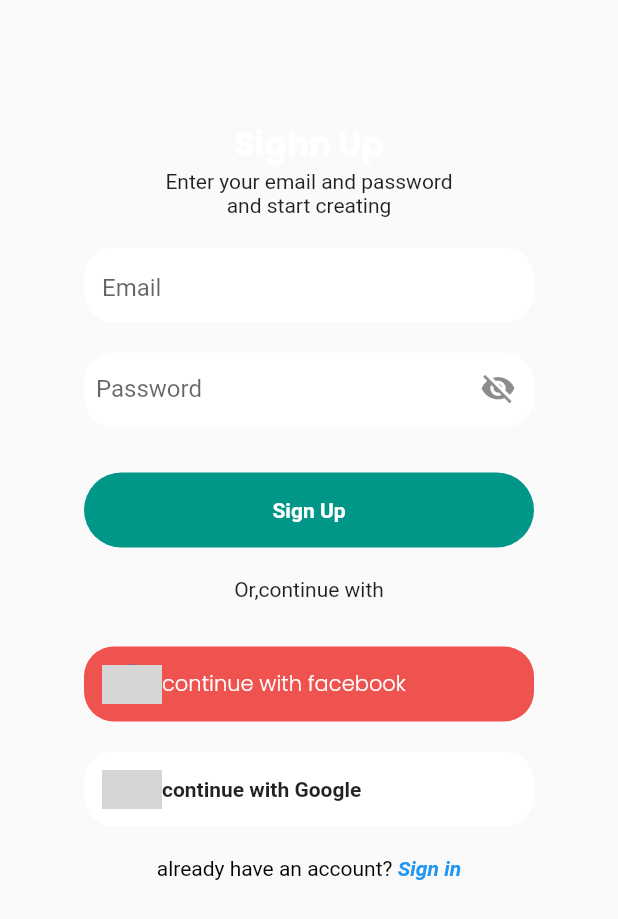
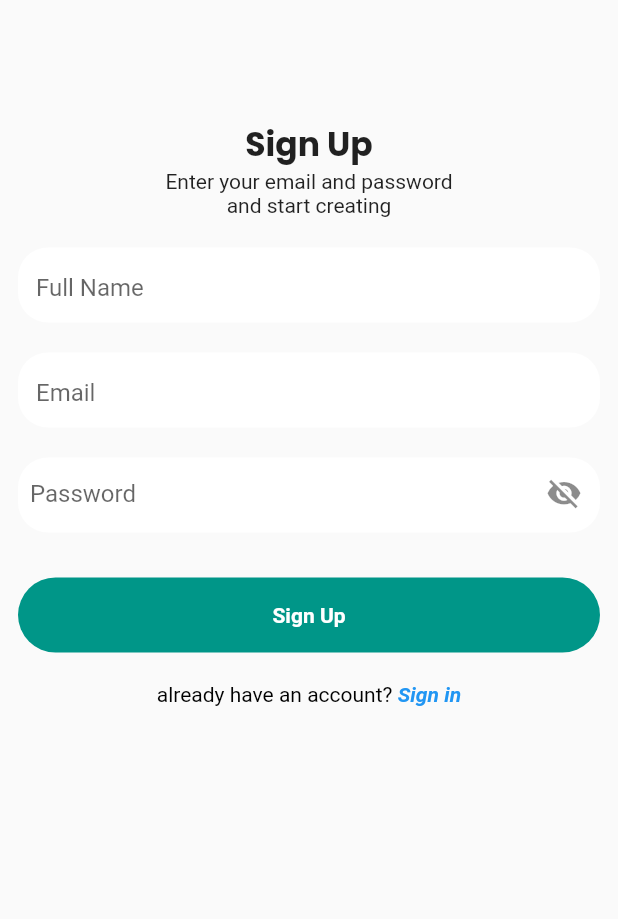
Before and after one commit to JamshaidMallik/amenities_fyp, a Flutter app: the SignUpScreen screen opened directly, on a phone screen of 412 x 824 dp. Shown: the top 919 px of the screen. Run offline on Flutter 3.47's test engine with Material 2 defaults, Android fonts, the phone set to English and light mode, and no system bars; our stand-ins replace awesome_dialog, firebase_core, get, google_fonts; accounts and stored records are empty; grey boxes are pictures that could not be loaded.

Commit message:
login and signup screen set

```diff
--- a/lib/accounts_screen/sign_up_screen.dart
+++ b/lib/accounts_screen/sign_up_screen.dart
@@ -10,30 +10,44 @@ class SignUpScreen extends StatelessWidget {
   Widget build(BuildContext context) {
     return  Scaffold(
       body:Padding(
-        padding: const EdgeInsets.only(top: 80),
+        padding: const EdgeInsets.symmetric(horizontal: 12, vertical: 80, ),
         child: SingleChildScrollView(
           child: Column(
             // mainAxisAlignment: MainAxisAlignment.start,
             crossAxisAlignment: CrossAxisAlignment.center,
             children: [
-              Text(
-                  "Sighn Up",
-                  style: kBigHeadingText
-              ),
-              Text('Enter your email and password'),
-              Text('and start creating'
+              Text("Sign Up", style: kBigHeadingText),
+              const Text('Enter your email and password'),
+              const Text('and start creating'),
+              20.0.height,
+              Container(
+                height: 50,
+                width: double.infinity,
+                decoration: BoxDecoration(
+                  // border: Border.all(color: Colors.grey),
+                    color: kWhiteColor,
+                    borderRadius: BorderRadius.circular(20)),
+                child: const Padding(
+                  padding: EdgeInsets.only(left: 12),
+                  child: TextField(
+                    textAlignVertical: TextAlignVertical.center,
+                    decoration: InputDecoration(
+                        hintText: "Full Name",
+                        border: InputBorder.none
+                    ),
+                  ),
+                ),
               ),
               20.0.height,
               Container(
                 height: 50,
-                width: 300,
+                width: double.infinity,
                 decoration: BoxDecoration(
-                  // border: Border.all(color: Colors.grey),
                     color: kWhiteColor,
                     borderRadius: BorderRadius.circular(20)),
-                child: Padding(
-                  padding: const EdgeInsets.only(left: 12),
-                  child: const TextField(
+                child: const Padding(
+                  padding: EdgeInsets.only(left: 12),
+                  child: TextField(
                     textAlignVertical: TextAlignVertical.center,
                     decoration: InputDecoration(
                         hintText: "Email",
@@ -44,12 +58,11 @@ class SignUpScreen extends StatelessWidget {
               ),
               20.0.height,
               Container(height: 50,
-                width: 300,
+                width: double.infinity,
                 decoration: BoxDecoration(
-                  // border: Border.all(color: Colors.grey),
                     color: kWhiteColor,
                     borderRadius: BorderRadius.circular(20)),
-                child: TextField(
+                child: const TextField(
                   textAlignVertical: TextAlignVertical.center,
                   obscureText: true,
                   decoration: InputDecoration(
@@ -64,12 +77,12 @@ class SignUpScreen extends StatelessWidget {
               30.0.height,
               Container(
                 height: 50,
-                width: 300,
+                width: double.infinity,
                 decoration: BoxDecoration(
                     borderRadius: BorderRadius.circular(50),
                     color: Colors.teal),
-                child: Padding(
-                  padding: const EdgeInsets.all(15),
+                child: const Padding(
+                  padding: EdgeInsets.all(15),
                   child: Center(
                     child: Text(
                       "Sign Up",
@@ -82,58 +95,7 @@ class SignUpScreen extends StatelessWidget {
                 ),
               ),
               20.0.height,
-              Center(
-                child: Text(
-                  "Or,continue with",
-                ),
-              ),
-              30.0.height,
-              Container(
-                height: 50,
-                width: 300,
-                decoration: BoxDecoration(
-                  borderRadius: BorderRadius.circular(20),
-                  color: kRedColor,
-                ),
-                child: Padding(
-                  padding: const EdgeInsets.all(12),
-                  child: Row(
-                    children: [
-                      CircleAvatar(
-                        backgroundImage: NetworkImage("https://i.pinimg.com/564x/d1/d5/4f/d1d54f6b1b7922b8976b0b83e8a1f91b.jpg"),
-                      ),
-                      // Icon(Icons.baby_changing_station),
-                      Text('continue with facebook',style:kSecondaryWhiteText),
-
-                    ],
-                  ),
-                ),
-              ),
-              20.0.height,
-              Container(
-                height: 50,
-                width: 300,
-                decoration: BoxDecoration(
-                  borderRadius: BorderRadius.circular(20),
-                  color: kWhiteColor,
-                ),
-                child: Padding(
-                  padding: const EdgeInsets.all(12),
-                  child: Row(
-                    children: [
-                      CircleAvatar(
-                        backgroundColor: Colors.transparent,
-                        backgroundImage: NetworkImage("https://i.pinimg.com/564x/60/41/99/604199df880fb029291ddd7c382e828b.jpg"),
-                      ),
-                      // Icon(Icons.baby_changing_station),
-                      Text('continue with Google',style: TextStyle(fontWeight: FontWeight.bold),),
-                      SizedBox(),
-                    ],
-                  ),
-                ),
-              ),
-              20.0.height,
-              Center(
+              const Center(
                 child: Text.rich(
                   TextSpan(
                     children: [
@@ -145,7 +107,6 @@ class SignUpScreen extends StatelessWidget {
                         style: TextStyle(
                             fontWeight: FontWeight.bold,
                             fontStyle: FontStyle.italic,
-                            // decoration: TextDecoration.underline,
                             color: kBlueColor),
                       ),
                     ],
--- a/lib/cart_screens/cart_screen.dart
+++ b/lib/cart_screens/cart_screen.dart
@@ -65,7 +65,7 @@ class CartScreen extends StatelessWidget {
                             Container(
                               child: Center(child: Padding(
                                 padding: const EdgeInsets.all(4.0),
-                                child: Icon(Icons.add,color: ,),
+                                child: Icon(Icons.add,color: Colors.white,),
                               )),
                               decoration: BoxDecoration(
                                 shape: BoxShape.circle,
--- a/lib/constant.dart
+++ b/lib/constant.dart
@@ -65,7 +65,6 @@ TextStyle kHeadingText = GoogleFonts.poppins(
 TextStyle kBigHeadingText = GoogleFonts.poppins(
     textStyle: const TextStyle(
       fontSize: 22.0,
-      color: Colors.white,
       fontWeight: FontWeight.bold,
     ));
 /// white Text Styles
--- a/lib/main.dart
+++ b/lib/main.dart
@@ -1,3 +1,4 @@
+import 'package:amenities_app/accounts_screen/log_in_screen.dart';
 import 'package:amenities_app/interest_area_screen.dart';
 import 'package:firebase_core/firebase_core.dart';
 import 'package:flutter/material.dart';
@@ -26,7 +27,7 @@ class MyApp extends StatelessWidget {
           color: Colors.teal
         )
       ),
-      home: const InterestAreaScreen(),
+      home: const LogInScreen(),
       // home: BuildingTypeScreen(),
       // home: LogInScreen(),
     );
```
Also changed, not shown: lib/accounts_screen/log_in_screen.dart (+17 -75 lines).
